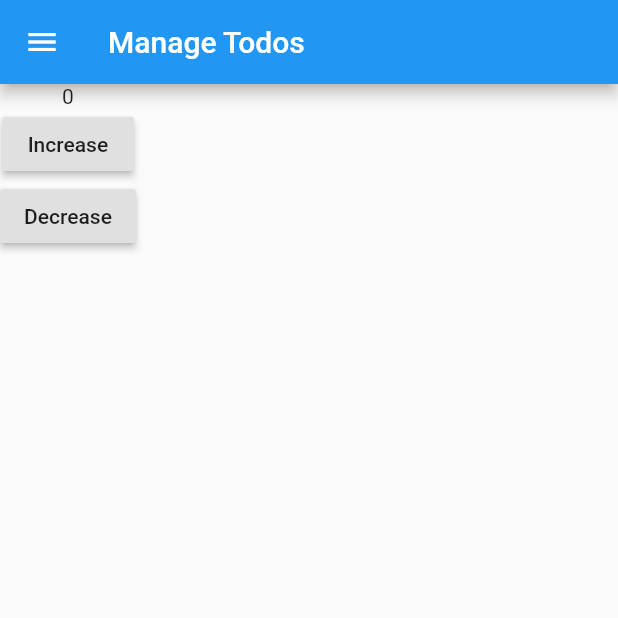
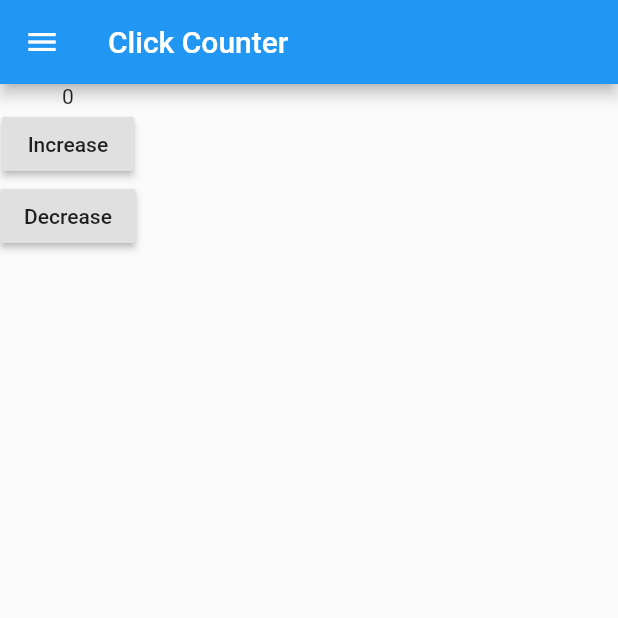
Before and after one commit to rahmanfadhil/flutter_rxjs_demo, a Flutter app: the CounterPage screen opened by its route, on a phone screen of 412 x 824 dp, the top half of it. Run offline on Flutter 3.47's test engine with Material 2 defaults, Android fonts, the phone set to English and light mode, and no system bars; our stand-ins replace rxdart.

Commit message:
Change click counter page title

```diff
--- a/lib/pages/counter_page.dart
+++ b/lib/pages/counter_page.dart
@@ -9,7 +9,7 @@ class CounterPage extends StatelessWidget {
     return Scaffold(
       drawer: SideDrawer(),
       appBar: AppBar(
-        title: Text('Manage Todos'),
+        title: Text('Click Counter'),
       ),
       body: CounterManager(),
     );
```
